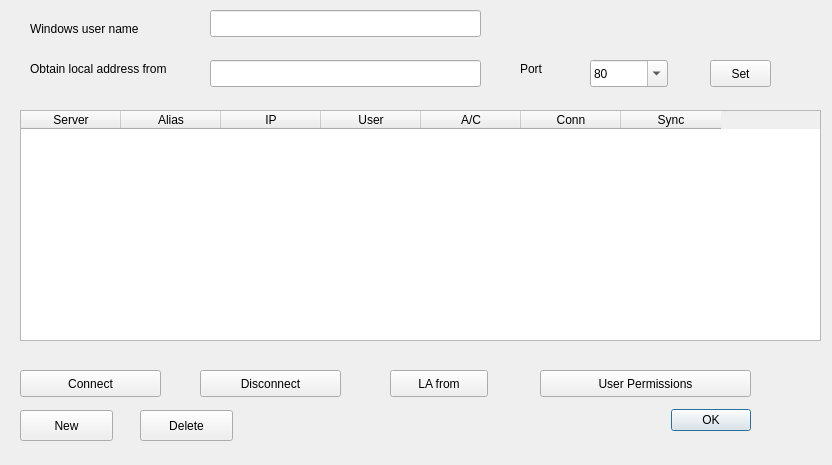
Old version of the form batchwin/servlist.ui in the repository gitGNU/gnu_gnubatch.
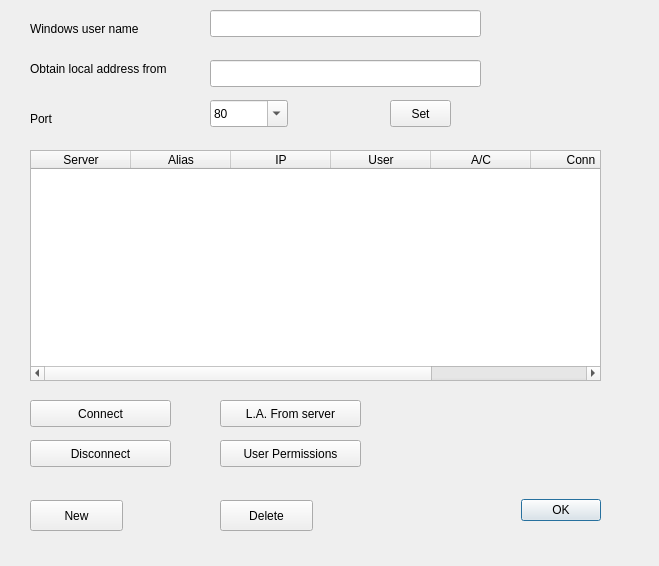
New version of the form.

Patch:
```diff
--- a/batchwin/servlist.ui
+++ b/batchwin/servlist.ui
@@ -6,8 +6,8 @@
    <rect>
     <x>0</x>
     <y>0</y>
-    <width>832</width>
-    <height>465</height>
+    <width>659</width>
+    <height>566</height>
    </rect>
   </property>
   <property name="windowTitle">
@@ -16,8 +16,8 @@
   <widget class="QDialogButtonBox" name="buttonBox">
    <property name="geometry">
     <rect>
-     <x>560</x>
-     <y>400</y>
+     <x>410</x>
+     <y>490</y>
      <width>191</width>
      <height>41</height>
     </rect>
@@ -32,8 +32,8 @@
   <widget class="QPushButton" name="Newserv">
    <property name="geometry">
     <rect>
-     <x>20</x>
-     <y>410</y>
+     <x>30</x>
+     <y>500</y>
      <width>93</width>
      <height>31</height>
     </rect>
@@ -48,8 +48,8 @@
   <widget class="QPushButton" name="Delserv">
    <property name="geometry">
     <rect>
-     <x>140</x>
-     <y>410</y>
+     <x>220</x>
+     <y>500</y>
      <width>93</width>
      <height>31</height>
     </rect>
@@ -90,9 +90,9 @@
   <widget class="QTableWidget" name="servlist">
    <property name="geometry">
     <rect>
-     <x>20</x>
-     <y>110</y>
-     <width>801</width>
+     <x>30</x>
+     <y>150</y>
+     <width>571</width>
      <height>231</height>
     </rect>
    </property>
@@ -153,9 +153,9 @@
   <widget class="QPushButton" name="dispUperms">
    <property name="geometry">
     <rect>
-     <x>540</x>
-     <y>370</y>
-     <width>211</width>
+     <x>220</x>
+     <y>440</y>
+     <width>141</width>
      <height>27</height>
     </rect>
    </property>
@@ -195,8 +195,8 @@
   <widget class="QPushButton" name="connectserv">
    <property name="geometry">
     <rect>
-     <x>20</x>
-     <y>370</y>
+     <x>30</x>
+     <y>400</y>
      <width>141</width>
      <height>27</height>
     </rect>
@@ -211,8 +211,8 @@
   <widget class="QPushButton" name="disconnserv">
    <property name="geometry">
     <rect>
-     <x>200</x>
-     <y>370</y>
+     <x>30</x>
+     <y>440</y>
      <width>141</width>
      <height>27</height>
     </rect>
@@ -227,8 +227,8 @@
   <widget class="QLabel" name="label_3">
    <property name="geometry">
     <rect>
-     <x>520</x>
-     <y>60</y>
+     <x>30</x>
+     <y>110</y>
      <width>41</width>
      <height>17</height>
     </rect>
@@ -240,8 +240,8 @@
   <widget class="QComboBox" name="laport">
    <property name="geometry">
     <rect>
-     <x>590</x>
-     <y>60</y>
+     <x>210</x>
+     <y>100</y>
      <width>78</width>
      <height>27</height>
     </rect>
@@ -294,9 +294,9 @@
   <widget class="QPushButton" name="getlafrom">
    <property name="geometry">
     <rect>
-     <x>390</x>
-     <y>370</y>
-     <width>98</width>
+     <x>220</x>
+     <y>400</y>
+     <width>141</width>
      <height>27</height>
     </rect>
    </property>
@@ -304,14 +304,14 @@
     <string>&lt;html&gt;&lt;head/&gt;&lt;body&gt;&lt;p&gt;Click to say that you want to get the local IP address from the selected server.&lt;/p&gt;&lt;p&gt;It will try some likely ports, starting with what you put in the port number at the top.&lt;/p&gt;&lt;p&gt;&lt;br/&gt;&lt;/p&gt;&lt;/body&gt;&lt;/html&gt;</string>
    </property>
    <property name="text">
-    <string>LA from</string>
+    <string>L.A. From server</string>
    </property>
   </widget>
   <widget class="QPushButton" name="setla">
    <property name="geometry">
     <rect>
-     <x>710</x>
-     <y>60</y>
+     <x>390</x>
+     <y>100</y>
      <width>61</width>
      <height>27</height>
     </rect>
```
Left out of the diff: 20 changed lines with no effect on the pictures.
